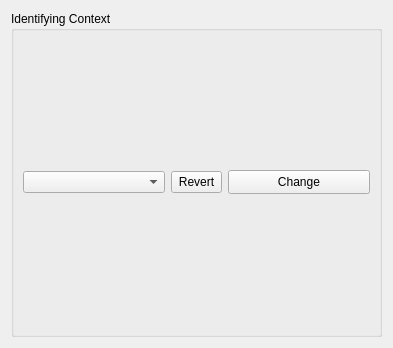
Old version of the form src/pyphoplacecellanalysis/GUI/Qt/Widgets/IdentifyingContextSelector/IdentifyingContextSelectorWidget.ui in the repository CommanderPho/pyPhoPlaceCellAnalysis.
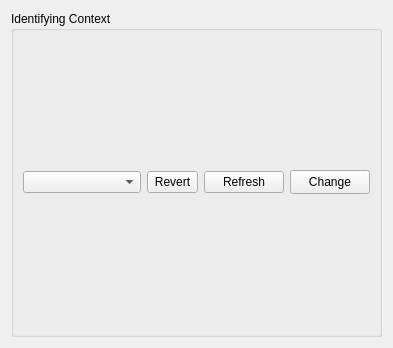
New version of the form.

Patch:
```diff
--- a/src/pyphoplacecellanalysis/GUI/Qt/Widgets/IdentifyingContextSelector/IdentifyingContextSelectorWidget.ui
+++ b/src/pyphoplacecellanalysis/GUI/Qt/Widgets/IdentifyingContextSelector/IdentifyingContextSelectorWidget.ui
@@ -22,6 +22,12 @@
      <layout class="QHBoxLayout" name="horizontalLayout">
       <item>
        <widget class="QComboBox" name="cmbIdentifyingContext">
+        <property name="sizePolicy">
+         <sizepolicy hsizetype="Preferred" vsizetype="Fixed">
+          <horstretch>1</horstretch>
+          <verstretch>0</verstretch>
+         </sizepolicy>
+        </property>
         <property name="minimumSize">
          <size>
           <width>0</width>
@@ -55,6 +61,13 @@
         </property>
        </widget>
       </item>
+      <item>
+       <widget class="QPushButton" name="btnRefresh">
+        <property name="text">
+         <string>Refresh</string>
+        </property>
+       </widget>
+      </item>
       <item>
        <widget class="QPushButton" name="btnConfirm">
         <property name="minimumSize">
```
